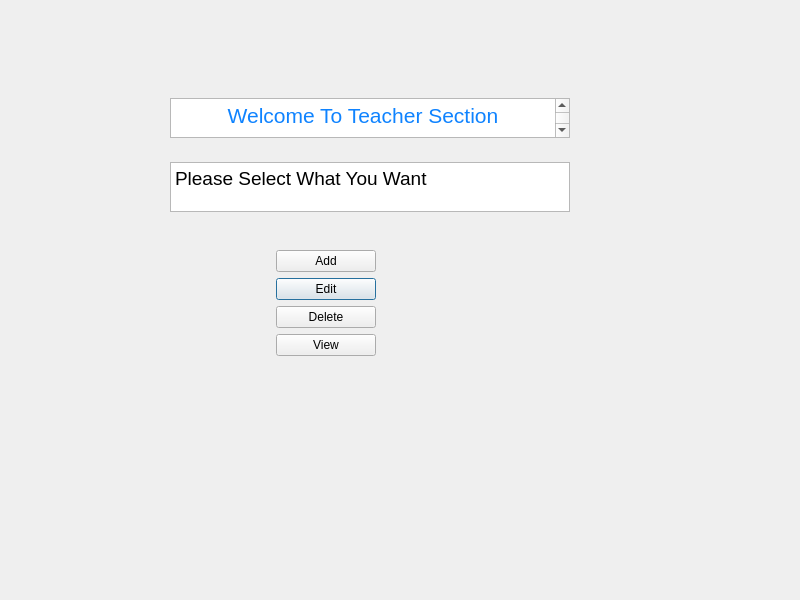
Above: adminteacher_edit.ui from Shasank12345/QT_PROJECT before the change. Below: the same form after it.
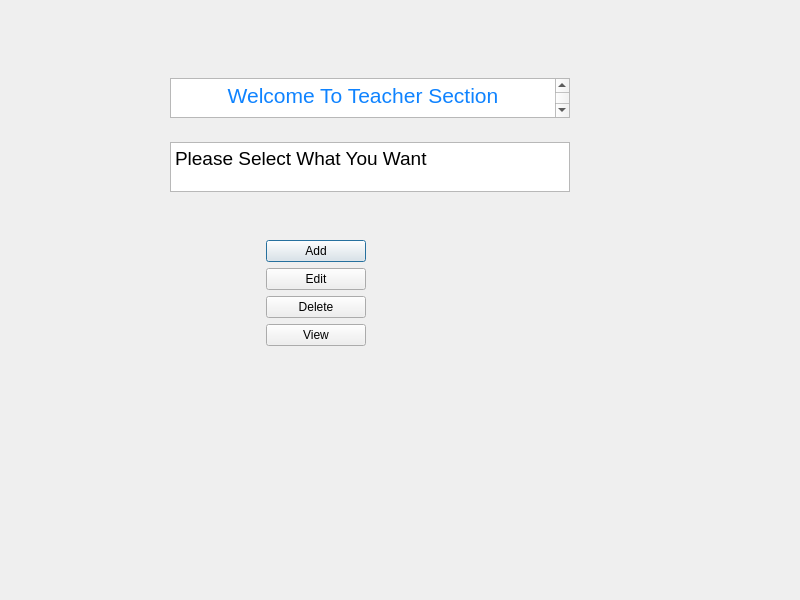
That is the form after the change. The open tabs and pages were chosen to show the change.

```diff
--- a/adminteacher_edit.ui
+++ b/adminteacher_edit.ui
@@ -26,7 +26,7 @@
    <property name="geometry">
     <rect>
      <x>30</x>
-     <y>30</y>
+     <y>10</y>
      <width>761</width>
      <height>551</height>
     </rect>
@@ -100,30 +100,17 @@
     <widget class="QWidget" name="formLayoutWidget">
      <property name="geometry">
       <rect>
-       <x>240</x>
-       <y>220</y>
+       <x>230</x>
+       <y>230</y>
        <width>241</width>
        <height>201</height>
       </rect>
      </property>
      <layout class="QFormLayout" name="formLayout">
-      <item row="1" column="1">
-       <widget class="QPushButton" name="Edit">
-        <property name="maximumSize">
-         <size>
-          <width>100</width>
-          <height>16777215</height>
-         </size>
-        </property>
-        <property name="text">
-         <string>Edit</string>
-        </property>
-       </widget>
-      </item>
-      <item row="5" column="0">
+      <item row="8" column="0">
        <layout class="QVBoxLayout" name="verticalLayout_2"/>
       </item>
-      <item row="0" column="1">
+      <item row="1" column="1">
        <widget class="QPushButton" name="Add_data">
         <property name="maximumSize">
          <size>
@@ -137,6 +124,19 @@
        </widget>
       </item>
       <item row="2" column="1">
+       <widget class="QPushButton" name="Edit">
+        <property name="maximumSize">
+         <size>
+          <width>100</width>
+          <height>16777215</height>
+         </size>
+        </property>
+        <property name="text">
+         <string>Edit</string>
+        </property>
+       </widget>
+      </item>
+      <item row="3" column="1">
        <widget class="QPushButton" name="Delet">
         <property name="maximumSize">
          <size>
@@ -149,7 +149,7 @@
         </property>
        </widget>
       </item>
-      <item row="3" column="1">
+      <item row="4" column="1">
        <widget class="QPushButton" name="View">
         <property name="maximumSize">
          <size>
```
Left out of the diff: 62 changed lines with no effect on the pictures.
